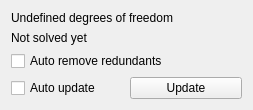
Above: src/Mod/Sketcher/Gui/TaskSketcherMessages.ui from southseact-3d/fcd before the change. Below: the same form after it.
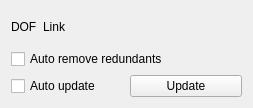
That is the form after the change. Custom widgets are drawn as their Qt base class.

Commit message:
[Sketcher] Make status message styleable
Reduce the size and verbosity of the solver and constraint status
messages, and make them styleable both via stylesheets and user
preferences.

Patch:
```diff
--- a/src/Mod/Sketcher/Gui/TaskSketcherMessages.ui
+++ b/src/Mod/Sketcher/Gui/TaskSketcherMessages.ui
@@ -15,24 +15,35 @@
   </property>
   <layout class="QVBoxLayout" name="verticalLayout">
    <item>
+    <layout class="QHBoxLayout" name="horizontalLayout_2">
+     <item>
     <widget class="Gui::StatefulLabel" name="labelConstrainStatus">
      <property name="text">
-      <string>Undefined degrees of freedom</string>
-     </property>
-     <property name="wordWrap">
-      <bool>true</bool>
+        <string>DOF</string>
      </property>
     </widget>
    </item>
    <item>
-    <widget class="Gui::StatefulLabel" name="labelSolverStatus">
+      <widget class="Gui::UrlLabel" name="labelConstrainStatusLink">
      <property name="text">
-      <string>Not solved yet</string>
-     </property>
-     <property name="wordWrap">
-      <bool>true</bool>
-     </property>
-    </widget>
+        <string>Link</string>
+       </property>
+      </widget>
+     </item>
+     <item>
+      <spacer name="horizontalSpacer">
+       <property name="orientation">
+        <enum>Qt::Horizontal</enum>
+       </property>
+       <property name="sizeHint" stdset="0">
+        <size>
+         <width>40</width>
+         <height>20</height>
+        </size>
+       </property>
+      </spacer>
+     </item>
+    </layout>
    </item>
    <item>
     <widget class="Gui::PrefCheckBox" name="autoRemoveRedundants">
@@ -99,6 +110,11 @@
      <extends>QLabel</extends>
      <header>Gui/Widgets.h</header>
    </customwidget>
+  <customwidget>
+   <class>Gui::UrlLabel</class>
+   <extends>QLabel</extends>
+   <header>Gui/Widgets.h</header>
+  </customwidget>
  </customwidgets>
  <resources/>
  <connections/>
```
Lines whose indentation alone changed are shown as unchanged. The commit also changes 4 other files.
